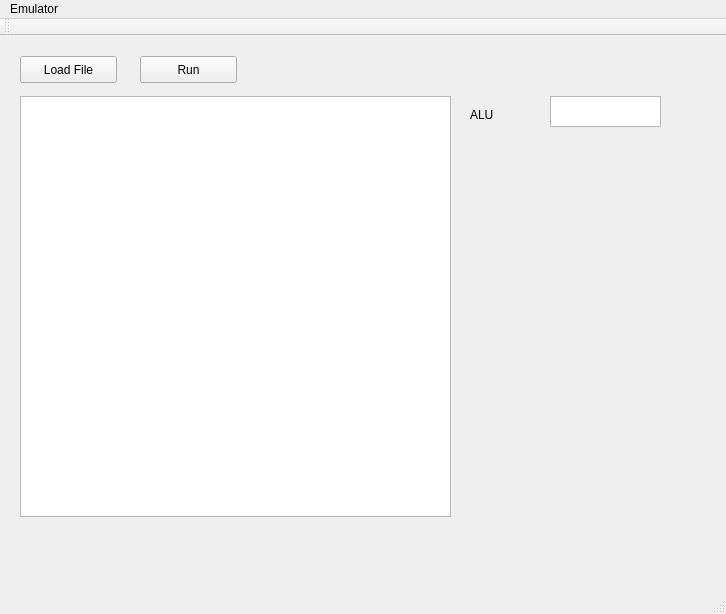
The window that mainwindow.ui (Nossica/2416Emulator) describes before a commit, drawn with Qt 5.
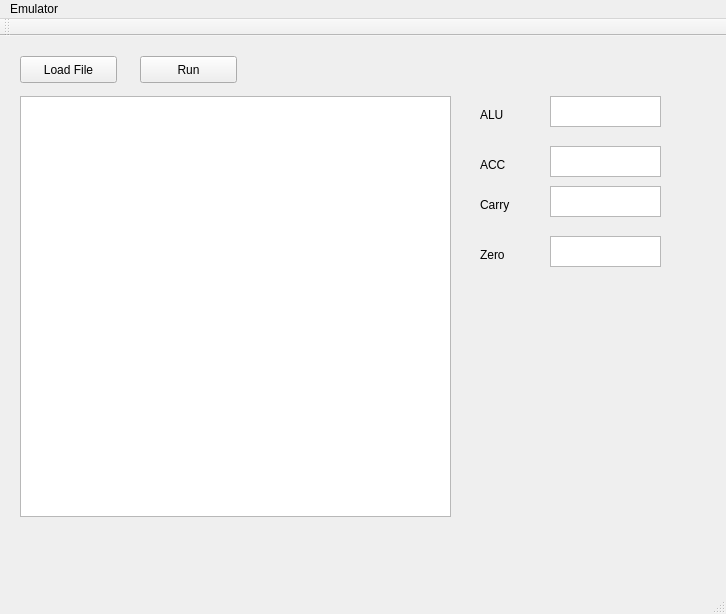
The same window after the commit.

Commit message: began adding GUI controls and instructions.

The edit to the form file:
```diff
--- a/mainwindow.ui
+++ b/mainwindow.ui
@@ -63,9 +63,9 @@
    <widget class="QLabel" name="label">
     <property name="geometry">
      <rect>
-      <x>470</x>
+      <x>480</x>
       <y>70</y>
-      <width>67</width>
+      <width>51</width>
       <height>17</height>
      </rect>
     </property>
@@ -73,6 +73,75 @@
      <string>ALU</string>
     </property>
    </widget>
+   <widget class="QLabel" name="label_2">
+    <property name="geometry">
+     <rect>
+      <x>480</x>
+      <y>120</y>
+      <width>51</width>
+      <height>17</height>
+     </rect>
+    </property>
+    <property name="text">
+     <string>ACC</string>
+    </property>
+   </widget>
+   <widget class="QLabel" name="label_3">
+    <property name="geometry">
+     <rect>
+      <x>480</x>
+      <y>160</y>
+      <width>51</width>
+      <height>17</height>
+     </rect>
+    </property>
+    <property name="text">
+     <string>Carry</string>
+    </property>
+   </widget>
+   <widget class="QLabel" name="label_4">
+    <property name="geometry">
+     <rect>
+      <x>480</x>
+      <y>210</y>
+      <width>51</width>
+      <height>17</height>
+     </rect>
+    </property>
+    <property name="text">
+     <string>Zero</string>
+    </property>
+   </widget>
+   <widget class="QTextEdit" name="ACC">
+    <property name="geometry">
+     <rect>
+      <x>550</x>
+      <y>110</y>
+      <width>111</width>
+      <height>31</height>
+     </rect>
+    </property>
+   </widget>
+   <widget class="QTextEdit" name="Carry">
+    <property name="geometry">
+     <rect>
+      <x>550</x>
+      <y>150</y>
+      <width>111</width>
+      <height>31</height>
+     </rect>
+    </property>
+   </widget>
+   <widget class="QTextEdit" name="Zero">
+    <property name="geometry">
+     <rect>
+      <x>550</x>
+      <y>200</y>
+      <width>111</width>
+      <height>31</height>
+     </rect>
+    </property>
+   </widget>
   </widget>
   <widget class="QMenuBar" name="menuBar">
    <property name="geometry">
```
The commit also changes 5 other files.
